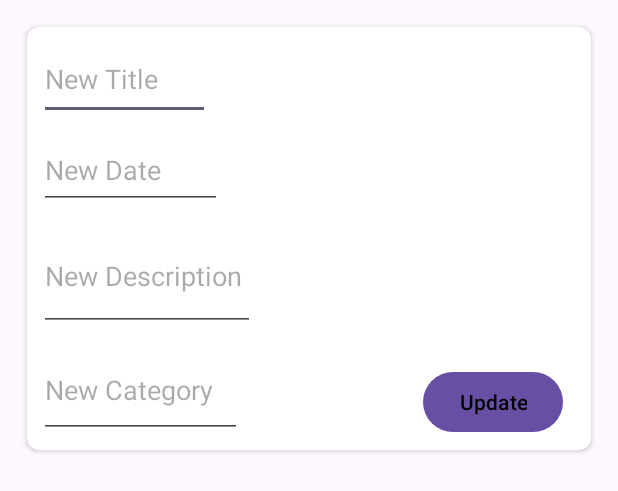
After one commit to MickaelMoon/Android-NotaBene, an Android app: the layout modify_note_layout.xml on its own in the app's theme, with its tools: preview values and no code run, on a phone screen of 412 x 824 dp. The commit adds this screen. Shown: the top 491 px of the screen. Run offline under Robolectric (Android 15) with nearby library versions, the phone set to English and light mode, and no system bars; network calls fail.

Commit message:
modify method

```diff
--- /dev/null
+++ b/app/src/main/res/layout/modify_note_layout.xml
@@ -0,0 +1,79 @@
+<?xml version="1.0" encoding="utf-8"?>
+<RelativeLayout xmlns:android="http://schemas.android.com/apk/res/android"
+    android:layout_width="match_parent"
+    android:layout_height="wrap_content"
+    xmlns:app="http://schemas.android.com/apk/res-auto"
+    android:layout_marginTop="10dp"
+    android:layout_marginStart="10dp"
+    android:layout_marginEnd="10dp"
+    android:layout_marginBottom="10dp">
+
+
+    <androidx.cardview.widget.CardView
+        android:layout_width="match_parent"
+        android:layout_height="wrap_content"
+        android:layout_margin="8dp"
+        app:cardCornerRadius="8dp">
+
+        <androidx.constraintlayout.widget.ConstraintLayout
+            android:layout_width="match_parent"
+            android:layout_height="match_parent"
+            android:padding="8dp">
+
+            <EditText
+                android:id="@+id/editTitle"
+                android:layout_width="114dp"
+                android:layout_height="54dp"
+                android:hint="New Title"
+                app:layout_constraintLeft_toLeftOf="parent"
+                app:layout_constraintTop_toTopOf="parent"
+                app:layout_constraintWidth_max="340dp" />
+
+            <EditText
+                android:id="@+id/editDate"
+                android:layout_width="122dp"
+                android:layout_height="51dp"
+                android:layout_marginTop="8dp"
+                android:hint="New Date"
+                app:layout_constraintLeft_toLeftOf="parent"
+                app:layout_constraintTop_toBottomOf="@id/editTitle"
+                app:layout_constraintWidth_max="340dp" />
+
+            <EditText
+                android:id="@+id/editDescription"
+                android:layout_width="144dp"
+                android:layout_height="73dp"
+                android:layout_marginTop="8dp"
+                android:hint="New Description"
+                app:layout_constraintLeft_toLeftOf="parent"
+                app:layout_constraintTop_toBottomOf="@id/editDate"
+                app:layout_constraintWidth_max="340dp" />
+
+            <EditText
+                android:id="@+id/editCategory"
+                android:layout_width="135dp"
+                android:layout_height="63dp"
+                android:layout_marginTop="8dp"
+                android:hint="New Category"
+                app:layout_constraintLeft_toLeftOf="parent"
+                app:layout_constraintTop_toBottomOf="@id/editDescription"
+                app:layout_constraintWidth_max="340dp" />
+
+            <Button
+                android:id="@+id/btnUpdate"
+                android:layout_width="wrap_content"
+                android:layout_height="wrap_content"
+                android:layout_marginLeft="256dp"
+                android:layout_marginTop="16dp"
+                android:text="Update"
+                android:textColor="@color/black"
+                app:layout_constraintBottom_toBottomOf="parent"
+                app:layout_constraintLeft_toLeftOf="parent"
+                app:layout_constraintTop_toTopOf="parent"
+
+                app:layout_constraintVertical_bias="1.0" />
+
+        </androidx.constraintlayout.widget.ConstraintLayout>
+    </androidx.cardview.widget.CardView>
+
+</RelativeLayout>
--- a/build.gradle.kts
+++ b/build.gradle.kts
@@ -1,5 +1,5 @@
 // Top-level build file where you can add configuration options common to all sub-projects/modules.
 plugins {
-    id("com.android.application") version "8.2.0" apply false
+    id("com.android.application") version "8.1.2" apply false
     id("org.jetbrains.kotlin.android") version "1.9.10" apply false
 }
```
Also changed, not shown: app/src/main/java/com/example/notabene/view/MainActivity.kt (+49 -9 lines), app/src/main/java/com/example/notabene/view/ModifyNoteActivity.kt (added, +95 -0 lines), app/src/main/java/com/example/notabene/viewmodel/NoteModifyViewModel.kt (added, +31 -0 lines), app/src/main/res/layout/note_cell_layout.xml (+22 -17 lines), 1 other file.
